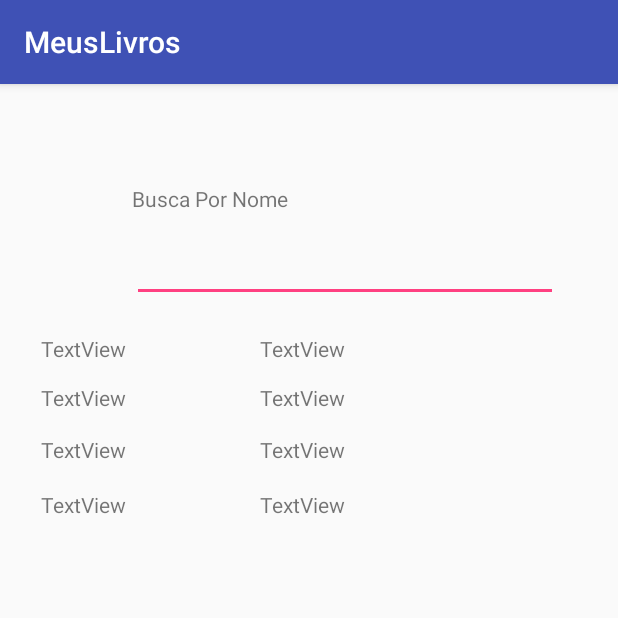
After one commit to brunogeek9/Meus_livros, an Android app: the Main4Activity screen opened directly, with no data from a screen before it, on a phone screen of 412 x 824 dp, the top half of it. The commit adds this screen. Run offline under Robolectric (Android 15) with nearby library versions, the phone set to English and light mode, and no system bars.

Commit message:
Implementado o metodo findByTitulo no banco helper e uma nova activity para busca de livros por nome

```diff
--- a/app/build.gradle
+++ b/app/build.gradle
@@ -26,6 +26,6 @@ dependencies {
     })
     compile 'com.android.support:appcompat-v7:26.+'
     compile 'com.android.support.constraint:constraint-layout:1.0.2'
+    compile 'com.android.support:design:26.+'
     testCompile 'junit:junit:4.12'
-    compile 'com.android.support:design:26+'
 }
--- a/app/src/main/AndroidManifest.xml
+++ b/app/src/main/AndroidManifest.xml
@@ -17,7 +17,8 @@
             </intent-filter>
         </activity>
         <activity android:name=".Main2Activity" />
-        <activity android:name=".Main3Activity"></activity>
+        <activity android:name=".Main3Activity" />
+        <activity android:name=".Main4Activity"></activity>
     </application>
 
 </manifest>
--- a/app/src/main/java/com/example/jamelli/meuslivros/BancoHelper.java
+++ b/app/src/main/java/com/example/jamelli/meuslivros/BancoHelper.java
@@ -131,7 +131,35 @@ public class BancoHelper extends SQLiteOpenHelper {
             db.close();
         }
     }
+    public Livro findByTitulo(String titulo) {
+        SQLiteDatabase db = getReadableDatabase();
 
+        Log.i(TAG, "Buscou livro de titulo = "+ titulo);
+
+        try {
+            // select * from carro
+            String selection = contratoLivro.livroEntry.TITULO + "= ?";
+            String[] whereArgs = new String[]{String.valueOf(titulo)};
+            Cursor c = db.query(contratoLivro.livroEntry.TABLE_NAME, null, selection, whereArgs, null, null, null, null);
+
+            if (c.moveToFirst()){
+                Livro livro = new Livro();
+
+                // recupera os atributos de carro
+                livro.setId(c.getInt(c.getColumnIndex(contratoLivro.livroEntry._ID)));
+                livro.setAutor(c.getString(c.getColumnIndex(contratoLivro.livroEntry.AUTOR)));
+                livro.setTitulo(c.getString(c.getColumnIndex(contratoLivro.livroEntry.TITULO)));
+                livro.setAno(c.getInt(c.getColumnIndex(contratoLivro.livroEntry.ANO)));
+                livro.setNota(c.getInt(c.getColumnIndex(contratoLivro.livroEntry.NOTA)));
+
+                return livro;
+            }else {
+                return null;
+            }
+        } finally {
+            db.close();
+        }
+    }
 
 
 
--- /dev/null
+++ b/app/src/main/java/com/example/jamelli/meuslivros/Main4Activity.java
@@ -0,0 +1,69 @@
+package com.example.jamelli.meuslivros;
+
+import android.support.v7.app.AppCompatActivity;
+import android.os.Bundle;
+import android.view.View;
+import android.widget.AdapterView;
+import android.widget.ArrayAdapter;
+import android.widget.AutoCompleteTextView;
+import android.widget.TextView;
+import android.widget.Toast;
+
+import java.util.ArrayList;
+
+public class Main4Activity extends AppCompatActivity {
+    private String[] livros;
+    private ArrayList<Livro> listaLivros = new ArrayList();
+    private ArrayAdapter<String> adaptador;
+    private String titulo;
+    private Livro livro = new Livro();
+
+    TextView tv_titulo;
+    TextView tv_autor;
+    TextView tv_ano;
+    TextView tv_nota;
+
+    @Override
+    protected void onCreate(Bundle savedInstanceState) {
+        tv_titulo = (TextView) findViewById(R.id.textView14);
+        tv_autor = (TextView) findViewById(R.id.textView15);
+        tv_ano = (TextView) findViewById(R.id.textView16);
+        tv_nota = (TextView) findViewById(R.id.textView17);
+
+        super.onCreate(savedInstanceState);
+        setContentView(R.layout.activity_main4);
+        BancoHelper bh = new BancoHelper(this);
+
+        listaLivros = (ArrayList<Livro>) bh.findAll();
+        AutoCompleteTextView auto = (AutoCompleteTextView) findViewById(R.id.autoComplete);
+        pegaLivros();
+        adaptador = new ArrayAdapter<String>(this,android.R.layout.simple_list_item_1,livros);
+
+        auto.setAdapter(adaptador);
+        auto.setOnItemClickListener(new AdapterView.OnItemClickListener() {
+            @Override
+            public void onItemClick(AdapterView<?> adapterView, View view, int i, long l) {
+                titulo = adaptador.getItem(i).toString();
+                buscaLivro(titulo);
+            }
+        });
+
+    }
+    public void pegaLivros(){
+        livros = new String[listaLivros.size()];
+        for(int i = 0;i<listaLivros.size();i++){
+            livros[i] = listaLivros.get(i).getTitulo();
+        }
+    }
+    public void buscaLivro(String titulo){
+        BancoHelper bh = new BancoHelper(this);
+        livro = bh.findByTitulo(titulo);
+        Toast.makeText(Main4Activity.this,
+                livro.toString(),
+                Toast.LENGTH_SHORT).show();
+        tv_titulo.setText(livro.getTitulo());
+        /*tv_autor.setText(livro.getAutor());
+        tv_ano.setText(String.valueOf(livro.getAno()));
+        tv_nota.setText(String.valueOf(livro.getNota()));*/
+    }
+}
--- a/app/src/main/java/com/example/jamelli/meuslivros/MainActivity.java
+++ b/app/src/main/java/com/example/jamelli/meuslivros/MainActivity.java
@@ -34,6 +34,15 @@ public class MainActivity extends AppCompatActivity {
                 startActivity(intent);
             }
         });
+
+        Button bnt_busca = (Button) findViewById(R.id.button7);
+        bnt_busca.setOnClickListener(new View.OnClickListener() {
+            @Override
+            public void onClick(View view) {
+                Intent intent = new Intent(MainActivity.this,Main4Activity.class);
+                startActivity(intent);
+            }
+        });
     }
     public void callSnack(String message){
         Snackbar snack = Snackbar.make(constraint, message, Snackbar.LENGTH_LONG)
@@ -58,9 +67,6 @@ public class MainActivity extends AppCompatActivity {
                 callSnack("VC CANCELOU A OPERAÇÃO!!");
             }
 
-        }/*else {
-            if(resultCode == RESULT_CANCELED)
-
-        }*/
+        }
     }
 }
--- a/app/src/main/res/layout/activity_main.xml
+++ b/app/src/main/res/layout/activity_main.xml
@@ -9,6 +9,7 @@
 
     <Button
         android:id="@+id/button"
+        style="@style/Widget.AppCompat.Button.Borderless"
         android:layout_width="150dp"
         android:layout_height="50dp"
         android:layout_marginBottom="46dp"
@@ -20,6 +21,7 @@
 
     <Button
         android:id="@+id/button2"
+        style="@style/Widget.AppCompat.Button.Borderless"
         android:layout_width="150dp"
         android:layout_height="50dp"
         android:text="Listar Livros"
@@ -31,4 +33,18 @@
         tools:layout_constraintLeft_creator="1"
         tools:layout_constraintRight_creator="1"
         tools:layout_constraintTop_creator="1" />
+
+    <Button
+        android:id="@+id/button7"
+        style="@style/Widget.AppCompat.Button.Borderless"
+        android:layout_width="wrap_content"
+        android:layout_height="wrap_content"
+        android:text="PESQUISAR LIVRO"
+        tools:layout_constraintTop_creator="1"
+        android:layout_marginStart="4dp"
+        android:layout_marginTop="44dp"
+        app:layout_constraintTop_toBottomOf="@+id/button2"
+        tools:layout_constraintLeft_creator="1"
+        app:layout_constraintLeft_toLeftOf="@+id/button2"
+        android:layout_marginLeft="4dp" />
 </android.support.constraint.ConstraintLayout>
--- /dev/null
+++ b/app/src/main/res/layout/activity_main4.xml
@@ -0,0 +1,138 @@
+<?xml version="1.0" encoding="utf-8"?>
+<android.support.constraint.ConstraintLayout xmlns:android="http://schemas.android.com/apk/res/android"
+    xmlns:app="http://schemas.android.com/apk/res-auto"
+    xmlns:tools="http://schemas.android.com/tools"
+    android:layout_width="match_parent"
+    android:layout_height="match_parent"
+    tools:context="com.example.jamelli.meuslivros.Main4Activity">
+
+    <AutoCompleteTextView
+        android:id="@+id/autoComplete"
+        android:completionThreshold="1"
+        android:completionHint="Busca por nome"
+        android:layout_width="284dp"
+        android:layout_height="46dp"
+        tools:layout_constraintTop_creator="1"
+        tools:layout_constraintRight_creator="1"
+        android:layout_marginEnd="40dp"
+        app:layout_constraintRight_toRightOf="parent"
+        android:layout_marginTop="99dp"
+        app:layout_constraintTop_toTopOf="parent"
+        android:layout_marginRight="40dp" />
+
+    <TextView
+        android:id="@+id/textView9"
+        android:layout_width="wrap_content"
+        android:layout_height="wrap_content"
+        android:text="Busca Por Nome"
+        tools:layout_constraintBottom_creator="1"
+        app:layout_constraintBottom_toTopOf="@+id/autoComplete"
+        tools:layout_constraintLeft_creator="1"
+        android:layout_marginBottom="13dp"
+        app:layout_constraintLeft_toLeftOf="@+id/autoComplete" />
+
+    <TextView
+        android:id="@+id/textView10"
+        android:layout_width="wrap_content"
+        android:layout_height="wrap_content"
+        android:text="TextView"
+        tools:layout_constraintTop_creator="1"
+        android:layout_marginStart="27dp"
+        android:layout_marginTop="21dp"
+        app:layout_constraintTop_toBottomOf="@+id/autoComplete"
+        tools:layout_constraintLeft_creator="1"
+        app:layout_constraintLeft_toLeftOf="parent"
+        android:layout_marginLeft="27dp" />
+
+    <TextView
+        android:id="@+id/textView11"
+        android:layout_width="wrap_content"
+        android:layout_height="wrap_content"
+        android:text="TextView"
+        tools:layout_constraintTop_creator="1"
+        tools:layout_constraintRight_creator="1"
+        app:layout_constraintRight_toRightOf="@+id/textView10"
+        android:layout_marginTop="13dp"
+        app:layout_constraintTop_toBottomOf="@+id/textView10"
+        tools:layout_constraintLeft_creator="1"
+        app:layout_constraintLeft_toLeftOf="@+id/textView10" />
+
+    <TextView
+        android:id="@+id/textView12"
+        android:layout_width="wrap_content"
+        android:layout_height="wrap_content"
+        android:text="TextView"
+        tools:layout_constraintTop_creator="1"
+        tools:layout_constraintRight_creator="1"
+        app:layout_constraintRight_toRightOf="@+id/textView11"
+        android:layout_marginTop="15dp"
+        app:layout_constraintTop_toBottomOf="@+id/textView11"
+        tools:layout_constraintLeft_creator="1"
+        app:layout_constraintLeft_toLeftOf="@+id/textView11" />
+
+    <TextView
+        android:id="@+id/textView13"
+        android:layout_width="wrap_content"
+        android:layout_height="wrap_content"
+        android:text="TextView"
+        tools:layout_constraintTop_creator="1"
+        tools:layout_constraintRight_creator="1"
+        app:layout_constraintRight_toRightOf="@+id/textView12"
+        android:layout_marginTop="17dp"
+        app:layout_constraintTop_toBottomOf="@+id/textView12"
+        tools:layout_constraintLeft_creator="1"
+        app:layout_constraintLeft_toLeftOf="@+id/textView12" />
+
+    <TextView
+        android:id="@+id/textView14"
+        android:layout_width="wrap_content"
+        android:layout_height="wrap_content"
+        android:text="TextView"
+        tools:layout_constraintTop_creator="1"
+        android:layout_marginStart="85dp"
+        android:layout_marginTop="21dp"
+        app:layout_constraintTop_toBottomOf="@+id/autoComplete"
+        tools:layout_constraintLeft_creator="1"
+        app:layout_constraintLeft_toLeftOf="@+id/autoComplete"
+        android:layout_marginLeft="85dp" />
+
+    <TextView
+        android:id="@+id/textView15"
+        android:layout_width="wrap_content"
+        android:layout_height="wrap_content"
+        android:text="TextView"
+        tools:layout_constraintTop_creator="1"
+        tools:layout_constraintRight_creator="1"
+        app:layout_constraintRight_toRightOf="@+id/textView14"
+        android:layout_marginTop="13dp"
+        app:layout_constraintTop_toBottomOf="@+id/textView14"
+        tools:layout_constraintLeft_creator="1"
+        app:layout_constraintLeft_toLeftOf="@+id/textView14" />
+
+    <TextView
+        android:id="@+id/textView16"
+        android:layout_width="wrap_content"
+        android:layout_height="wrap_content"
+        android:text="TextView"
+        tools:layout_constraintTop_creator="1"
+        tools:layout_constraintRight_creator="1"
+        app:layout_constraintRight_toRightOf="@+id/textView15"
+        android:layout_marginTop="15dp"
+        app:layout_constraintTop_toBottomOf="@+id/textView15"
+        tools:layout_constraintLeft_creator="1"
+        app:layout_constraintLeft_toLeftOf="@+id/textView15" />
+
+    <TextView
+        android:id="@+id/textView17"
+        android:layout_width="wrap_content"
+        android:layout_height="wrap_content"
+        android:text="TextView"
+        tools:layout_constraintTop_creator="1"
+        tools:layout_constraintRight_creator="1"
+        app:layout_constraintRight_toRightOf="@+id/textView16"
+        android:layout_marginTop="17dp"
+        app:layout_constraintTop_toBottomOf="@+id/textView16"
+        tools:layout_constraintLeft_creator="1"
+        app:layout_constraintLeft_toLeftOf="@+id/textView16" />
+
+</android.support.constraint.ConstraintLayout>
```
